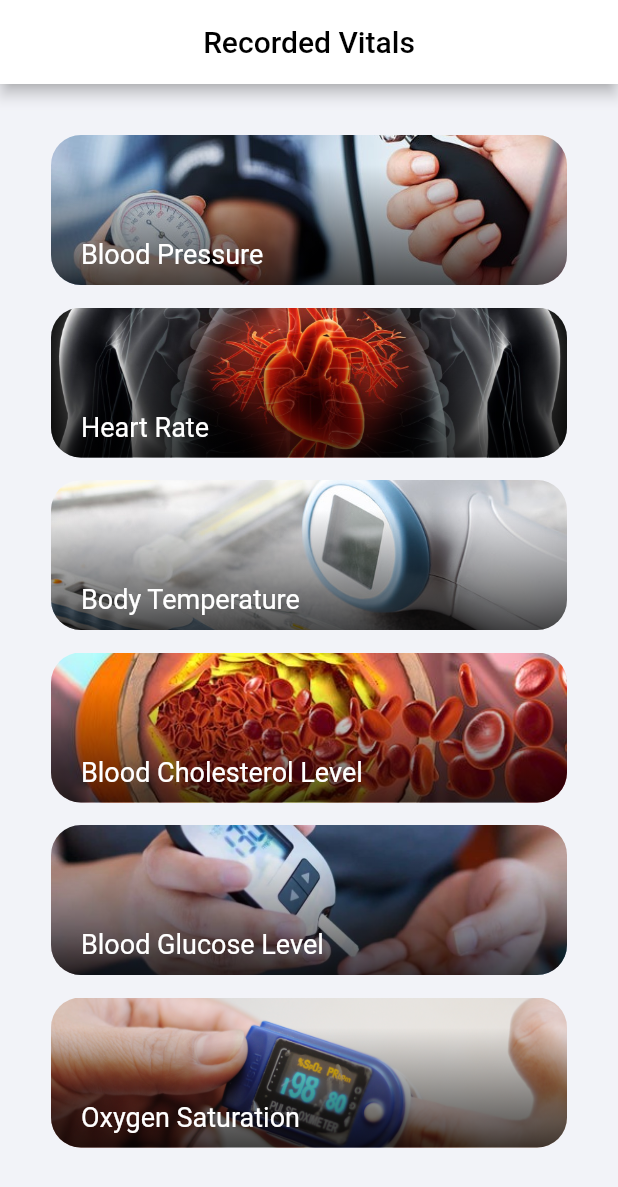
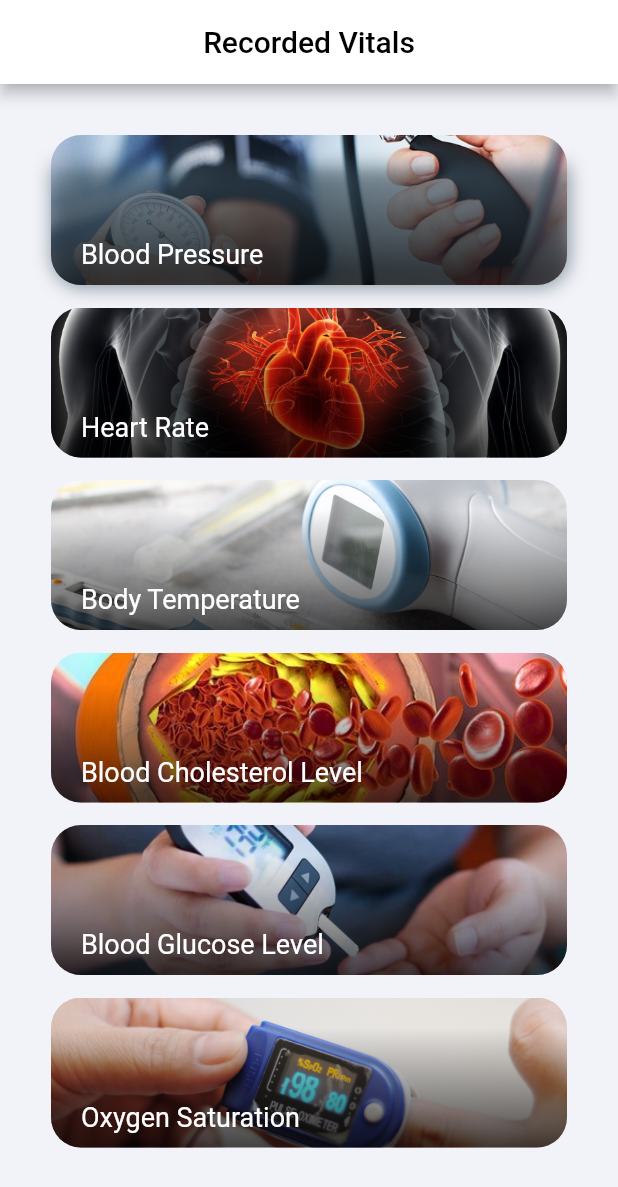
Before and after one commit to Enrickzz/Capstone-Project, a Flutter app: the vitals screen opened directly, on a phone screen of 412 x 824 dp. Shown: the top 1187 px of the screen. Run offline on Flutter 3.47's test engine with Material 2 defaults, Android fonts, the phone set to English and light mode, and no system bars; our stand-ins replace cloud_firestore, file_picker, firebase_auth, firebase_core, firebase_database, firebase_storage and 4 more; missing offline and left inert: flutter_facebook_auth, flutter_login_facebook, gender_picker; accounts and stored records are empty.

Commit message:
Minor UI updates

```diff
--- a/lib/data_inputs/vitals/vitals.dart
+++ b/lib/data_inputs/vitals/vitals.dart
@@ -14,6 +14,7 @@ import 'package:my_app/models/users.dart';
 import 'package:my_app/services/auth.dart';
 import 'package:my_app/data_inputs/symptoms.dart';
 
+import '../../fitness_app_theme.dart';
 import 'blood_cholesterol.dart';
 import 'blood_glucose.dart';
 import 'blood_pressure.dart';
@@ -120,7 +121,13 @@ class _AppSignUpState extends State<vitals> {
                                             Colors.black.withOpacity(0.7),
                                             Colors.transparent
                                           ]
-                                      )
+                                      ),
+                                      boxShadow: <BoxShadow>[
+                                        BoxShadow(
+                                            color: FitnessAppTheme.grey.withOpacity(0.6),
+                                            offset: Offset(1.1, 1.1),
+                                            blurRadius: 10.0),
+                                      ]
                                   )
                               ),
                             ),
--- a/lib/ui_view/calorie_intake.dart
+++ b/lib/ui_view/calorie_intake.dart
@@ -76,7 +76,7 @@ class _calorie_intakeState extends State<calorie_intake> {
                                 dataSource: finaList,
                                 xValueMapper: (calorie_intake_data sales, _) => sales.date,
                                 yValueMapper: (calorie_intake_data sales, _) => sales.calories,
-                                color: Colors.red,
+                                color: Colors.purple,
                                 animationDuration: 5000, animationDelay: 500
                             ),
                           ],
--- a/lib/ui_view/glucose_levels_chart.dart
+++ b/lib/ui_view/glucose_levels_chart.dart
@@ -70,7 +70,7 @@ class _glucose_levelsState extends State<glucose_levels> {
                                 dataSource: finaList,
                                 xValueMapper: (glucose_levels_data data, _) => data.date,
                                 yValueMapper: (glucose_levels_data data, _) => data.glucoseLevel,
-                                color: Colors.pinkAccent,
+                                color: Colors.blue,
                               animationDuration: 5000,animationDelay: 500
                             ),
                           ],
```
Also changed, not shown: lib/data_inputs.dart (+7 -0 lines).
